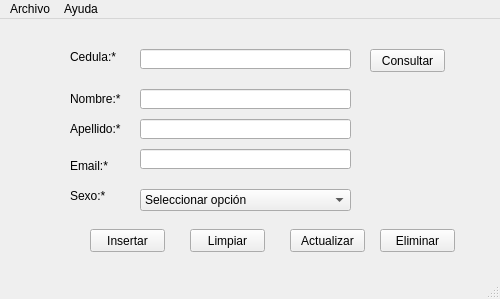
First picture: the form in Aplicacion/GUI/vtn_principal.ui, repository gvalarezog/proyecto_POO, before the edit.
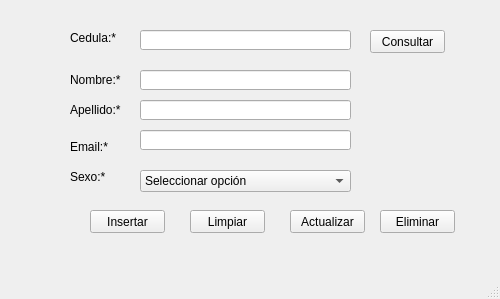
Second picture: the form after the edit.

```diff
--- a/Aplicacion/GUI/vtn_principal.ui
+++ b/Aplicacion/GUI/vtn_principal.ui
@@ -10,6 +10,12 @@
     <height>299</height>
    </rect>
   </property>
+  <property name="maximumSize">
+   <size>
+    <width>500</width>
+    <height>299</height>
+   </size>
+  </property>
   <property name="windowTitle">
    <string>Mi Primer GUI v1</string>
   </property>
@@ -225,32 +231,6 @@
     </property>
    </widget>
   </widget>
-  <widget class="QMenuBar" name="mnb_menu_principal">
-   <property name="geometry">
-    <rect>
-     <x>0</x>
-     <y>0</y>
-     <width>500</width>
-     <height>21</height>
-    </rect>
-   </property>
-   <widget class="QMenu" name="mnu_archivo">
-    <property name="title">
-     <string>Archivo</string>
-    </property>
-    <addaction name="mni_archivo"/>
-    <addaction name="mni_abrir"/>
-    <addaction name="mni_cerrar"/>
-   </widget>
-   <widget class="QMenu" name="mnu_ayuda">
-    <property name="title">
-     <string>Ayuda</string>
-    </property>
-    <addaction name="mni_acerca_de"/>
-   </widget>
-   <addaction name="mnu_archivo"/>
-   <addaction name="mnu_ayuda"/>
-  </widget>
   <widget class="QStatusBar" name="stb_estado"/>
   <action name="mni_archivo">
    <property name="text">
```
Left out of the diff: 9 changed lines with no effect on the pictures.
